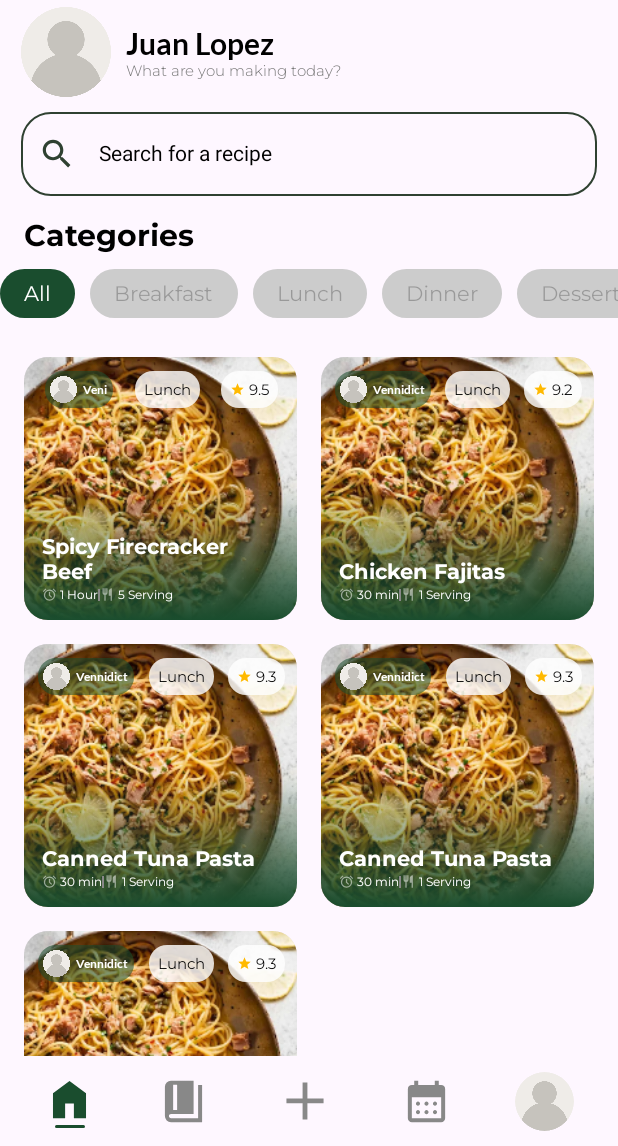
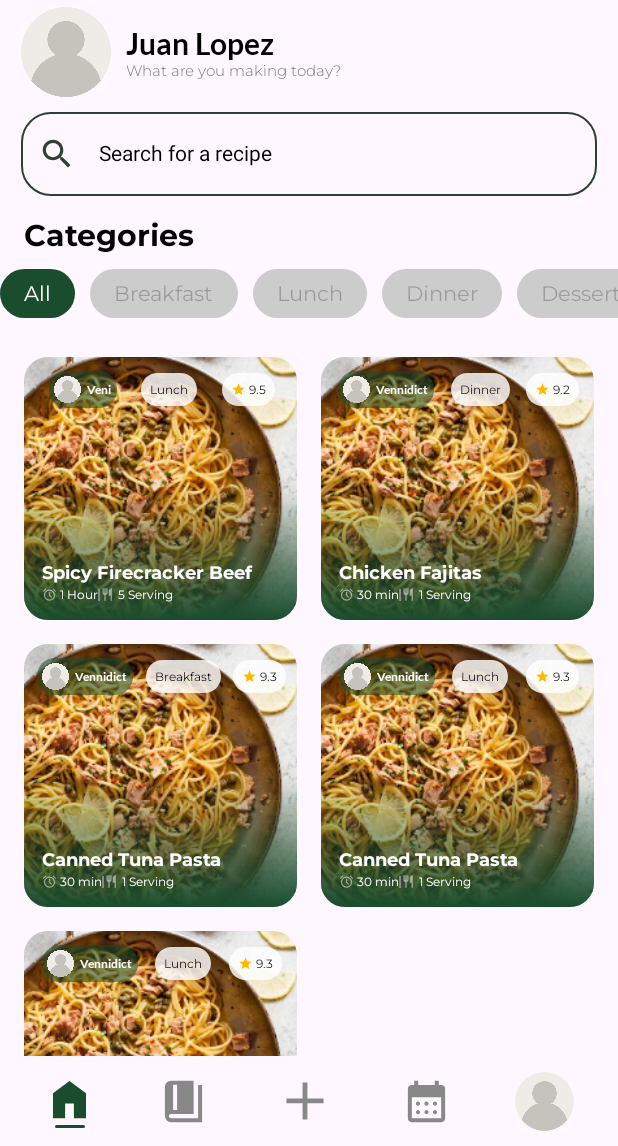
Before and after one commit to Arimetsu/Chef-s-Companion, an Android app built with Jetpack Compose: the HomeScreen screen opened through its navigation route, on a phone screen of 412 x 824 dp, the part 90-1236 px from its top. Run offline under Robolectric (Android 15) with nearby library versions, the phone set to English and light mode, and no system bars.

Commit message:
Updating UI

```diff
--- a/app/src/main/java/com/example/myapplication/front_end/HomeScreen.kt
+++ b/app/src/main/java/com/example/myapplication/front_end/HomeScreen.kt
@@ -236,7 +236,7 @@ fun RecipeList() {
     val recipes = listOf(
         Recipe("Veni", "Spicy Firecracker Beef", R.drawable.tryfood, "9.5", "Lunch", "1 Hour", 5),
         Recipe("Vennidict", "Chicken Fajitas", R.drawable.tryfood, "9.2", "Dinner", "30 min", 1),
-        Recipe("Vennidict", "Canned Tuna Pasta", R.drawable.tryfood, "9.3", "Lunch", "30 min", 1),
+        Recipe("Vennidict", "Canned Tuna Pasta", R.drawable.tryfood, "9.3", "Breakfast", "30 min", 1),
         Recipe("Vennidict", "Canned Tuna Pasta", R.drawable.tryfood, "9.3", "Lunch", "30 min", 1),
         Recipe("Vennidict", "Canned Tuna Pasta", R.drawable.tryfood, "9.3", "Lunch", "30 min", 1),
     )
@@ -292,7 +292,7 @@ fun RecipeCard(recipe: Recipe) {
                     text = recipe.name,
                     fontWeight = FontWeight.Bold,
                     color = Color.White,
-                    fontSize = 14.sp,
+                    fontSize = 12.sp,
                     fontFamily = monte
                 )
                 Spacer(modifier = Modifier.height(2.dp))
@@ -348,8 +348,8 @@ fun RecipeCard(recipe: Recipe) {
                     .background(Color(255,255,255, 209), RoundedCornerShape(12.dp))
                     .padding(6.dp)
             ) {
-                Text(text = "Lunch",
-                    fontSize = 10.sp,
+                Text(text = recipe.category,
+                    fontSize = 8.sp,
                     fontFamily = monte,
                 )
             }
@@ -363,7 +363,7 @@ fun RecipeCard(recipe: Recipe) {
             ) {
                 Row(verticalAlignment = Alignment.CenterVertically) {
                     Icon(painter = painterResource(R.drawable.star), contentDescription = "Serving", tint = Color(255, 185, 0), modifier = Modifier.size(10.dp))
-                    Text(text = " ${recipe.rating}", fontSize = 10.sp, fontFamily = monte)
+                    Text(text = " ${recipe.rating}", fontSize = 8.sp, fontFamily = monte)
                 }
 
             }
```
